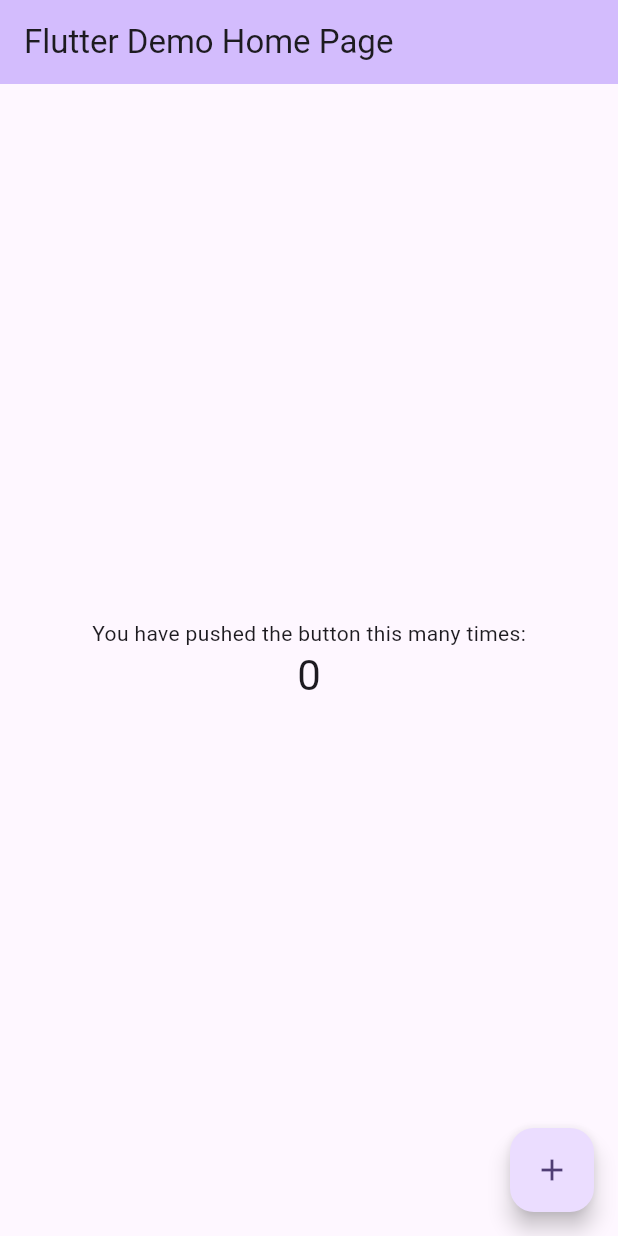
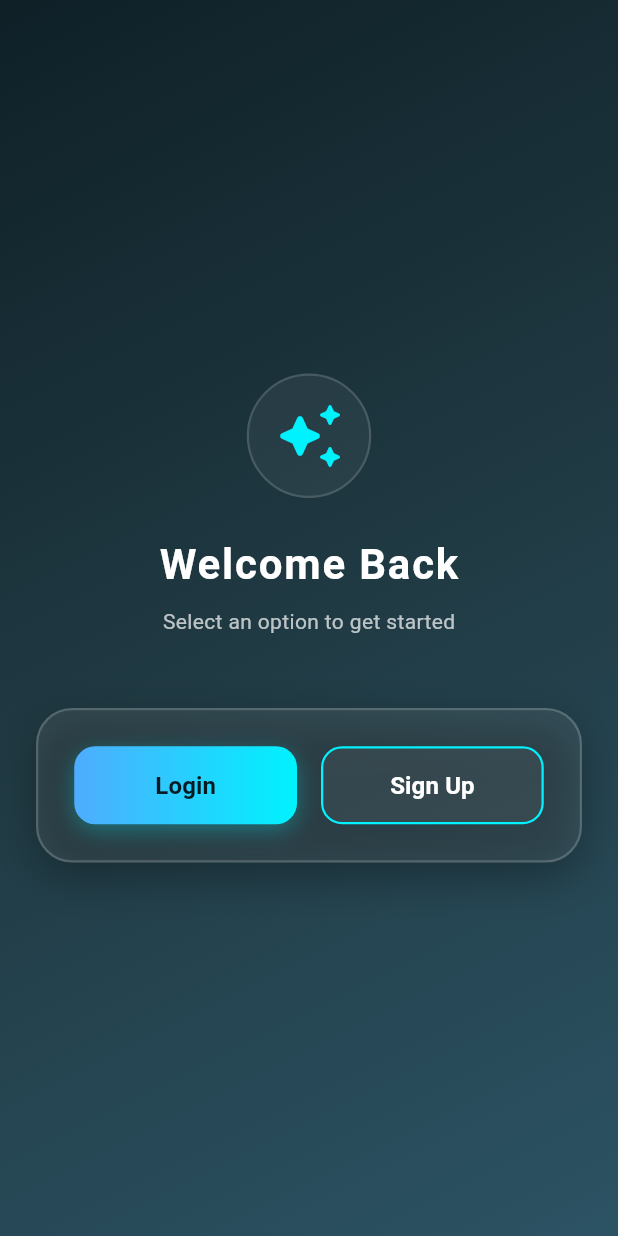
Before and after one commit to itsAlishbaa/Calories-dificit-app-flutter-, a Flutter app: the screen it shows after launch, on a phone screen of 412 x 824 dp. Run offline on Flutter 3.47's test engine with Material 3 defaults, Android fonts, the phone set to English and light mode, and no system bars.

Commit message:
Adding welcome screen

```diff
--- /dev/null
+++ b/cal_app/lib/welcome_screen.dart
@@ -0,0 +1,178 @@
+import 'package:flutter/material.dart';
+
+class WelcomeScreen extends StatelessWidget {
+  const WelcomeScreen({Key? key}) : super(key: key);
+
+  @override
+  Widget build(BuildContext context) {
+    final size = MediaQuery.of(context).size;
+
+    return Scaffold(
+      body: Container(
+        width: double.infinity,
+        height: double.infinity,
+        // Premium Dark Gradient Background
+        decoration: const BoxDecoration(
+          gradient: LinearGradient(
+            begin: Alignment.topLeft,
+            end: Alignment.bottomRight,
+            colors: [
+              Color(0xFF0F2027),
+              Color(0xFF203A43),
+              Color(0xFF2C5364),
+            ],
+          ),
+        ),
+        child: SafeArea(
+          child: Center(
+            child: SingleChildScrollView(
+              padding: const EdgeInsets.symmetric(horizontal: 24.0),
+              child: Column(
+                mainAxisAlignment: MainAxisAlignment.center,
+                children: [
+                  // Logo Icon Container
+                  Container(
+                    padding: const EdgeInsets.all(16),
+                    decoration: BoxDecoration(
+                      shape: BoxShape.circle,
+                      color: Colors.white.withOpacity(0.05),
+                      border: Border.all(
+                        color: Colors.white.withOpacity(0.15),
+                        width: 1.5,
+                      ),
+                    ),
+                    child: const Icon(
+                      Icons.auto_awesome_rounded,
+                      size: 48,
+                      color: Color(0xFF00F2FE),
+                    ),
+                  ),
+                  const SizedBox(height: 24),
+                  const Text(
+                    "Welcome Back",
+                    style: TextStyle(
+                      fontSize: 28,
+                      fontWeight: FontWeight.bold,
+                      color: Colors.white,
+                      letterSpacing: 1.2,
+                    ),
+                  ),
+                  const SizedBox(height: 8),
+                  Text(
+                    "Select an option to get started",
+                    style: TextStyle(
+                      fontSize: 14,
+                      color: Colors.white.withOpacity(0.7),
+                    ),
+                  ),
+                  const SizedBox(height: 48),
+
+                  // Main Glass Card Box (As in drawing)
+                  Container(
+                    width: size.width * 0.9,
+                    padding: const EdgeInsets.all(24.0),
+                    decoration: BoxDecoration(
+                      color: Colors.white.withOpacity(0.08),
+                      borderRadius: BorderRadius.circular(24.0),
+                      border: Border.all(
+                        color: Colors.white.withOpacity(0.18),
+                        width: 1.5,
+                      ),
+                      boxShadow: [
+                        BoxShadow(
+                          color: Colors.black.withOpacity(0.3),
+                          blurRadius: 25,
+                          offset: const Offset(0, 10),
+                        ),
+                      ],
+                    ),
+                    child: Row(
+                      children: [
+                        // --- LOGIN BUTTON ---
+                        Expanded(
+                          child: Container(
+                            height: 52,
+                            decoration: BoxDecoration(
+                              gradient: const LinearGradient(
+                                colors: [Color(0xFF4FACFE), Color(0xFF00F2FE)],
+                              ),
+                              borderRadius: BorderRadius.circular(14),
+                              boxShadow: [
+                                BoxShadow(
+                                  color: const Color(0xFF00F2FE).withOpacity(0.3),
+                                  blurRadius: 12,
+                                  offset: const Offset(0, 4),
+                                ),
+                              ],
+                            ),
+                            child: ElevatedButton(
+                              style: ElevatedButton.styleFrom(
+                                backgroundColor: Colors.transparent,
+                                shadowColor: Colors.transparent,
+                                shape: RoundedRectangleBorder(
+                                  borderRadius: BorderRadius.circular(14),
+                                ),
+                              ),
+                              onPressed: () {
+                                // TODO: Login Action
+                              },
+                              child: const Text(
+                                "Login",
+                                style: TextStyle(
+                                  fontSize: 16,
+                                  fontWeight: FontWeight.bold,
+                                  color: Colors.black87, // FIXED HERE
+                                ),
+                              ),
+                            ),
+                          ),
+                        ),
+
+                        const SizedBox(width: 16),
+
+                        // --- SIGN UP BUTTON ---
+                        Expanded(
+                          child: Container(
+                            height: 52,
+                            decoration: BoxDecoration(
+                              borderRadius: BorderRadius.circular(14),
+                              border: Border.all(
+                                color: const Color(0xFF00F2FE),
+                                width: 1.5,
+                              ),
+                              color: Colors.white.withOpacity(0.05),
+                            ),
+                            child: ElevatedButton(
+                              style: ElevatedButton.styleFrom(
+                                backgroundColor: Colors.transparent,
+                                shadowColor: Colors.transparent,
+                                shape: RoundedRectangleBorder(
+                                  borderRadius: BorderRadius.circular(14),
+                                ),
+                              ),
+                              onPressed: () {
+                                // TODO: Sign Up Action
+                              },
+                              child: const Text(
+                                "Sign Up",
+                                style: TextStyle(
+                                  fontSize: 16,
+                                  fontWeight: FontWeight.bold,
+                                  color: Colors.white,
+                                ),
+                              ),
+                            ),
+                          ),
+                        ),
+                      ],
+                    ),
+                  ),
+                ],
+              ),
+            ),
+          ),
+        ),
+      )
+     ); // FIXED BRACKETS & SEMICOLON
+  }
+}
```
Also changed, not shown: cal_app/lib/splash_screen.dart (+158 -113 lines).
